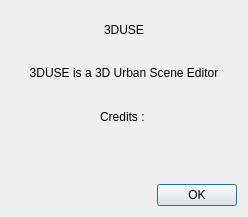
VCityTeam/3DUSE, file ui/dialogAbout.ui: the form before one commit.
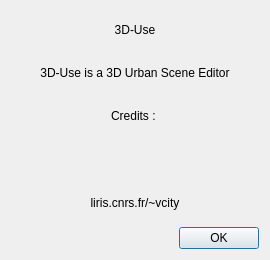
The form after the commit. Icons and pictures are not drawn.

Commit message: Modif UI + passage en fonctions Geos

```diff
--- a/ui/dialogAbout.ui
+++ b/ui/dialogAbout.ui
@@ -6,8 +6,8 @@
    <rect>
     <x>0</x>
     <y>0</y>
-    <width>248</width>
-    <height>217</height>
+    <width>270</width>
+    <height>260</height>
    </rect>
   </property>
   <property name="windowTitle">
@@ -17,7 +17,7 @@
    <item>
     <widget class="QLabel" name="label_2">
      <property name="text">
-      <string>3DUSE</string>
+      <string>3D-Use</string>
      </property>
      <property name="alignment">
       <set>Qt::AlignCenter</set>
@@ -27,7 +27,7 @@
    <item>
     <widget class="QLabel" name="label_3">
      <property name="text">
-      <string>3DUSE is a 3D Urban Scene Editor</string>
+      <string>3D-Use is a 3D Urban Scene Editor</string>
      </property>
      <property name="alignment">
       <set>Qt::AlignCenter</set>
@@ -57,6 +57,19 @@
      </property>
     </widget>
    </item>
+   <item>
+    <widget class="QLabel" name="label_5">
+     <property name="text">
+      <string>liris.cnrs.fr/~vcity</string>
+     </property>
+     <property name="alignment">
+      <set>Qt::AlignCenter</set>
+     </property>
+     <property name="margin">
+      <number>0</number>
+     </property>
+    </widget>
+   </item>
    <item>
     <widget class="QDialogButtonBox" name="buttonBox">
      <property name="orientation">
```
The commit also changes 4 other files.
